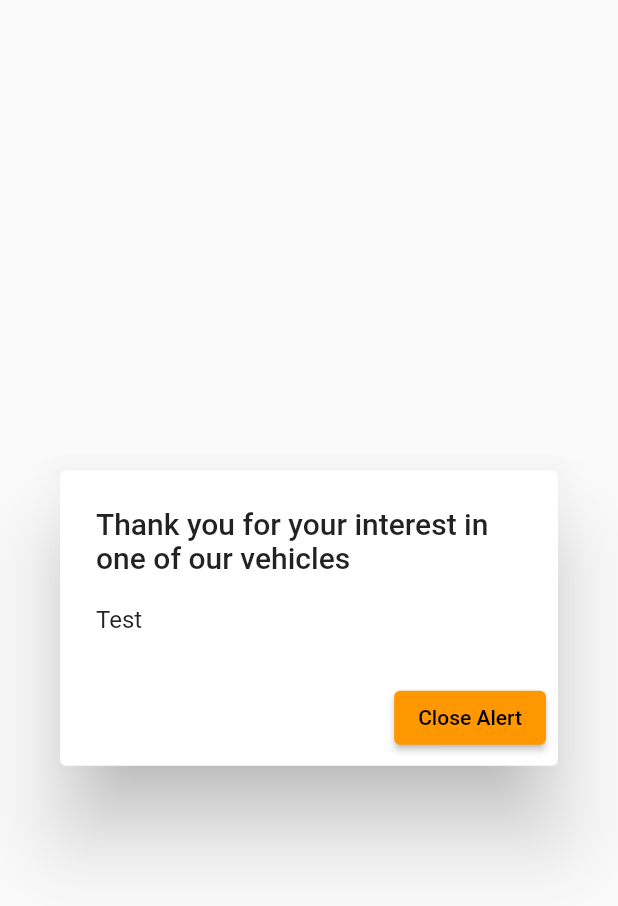
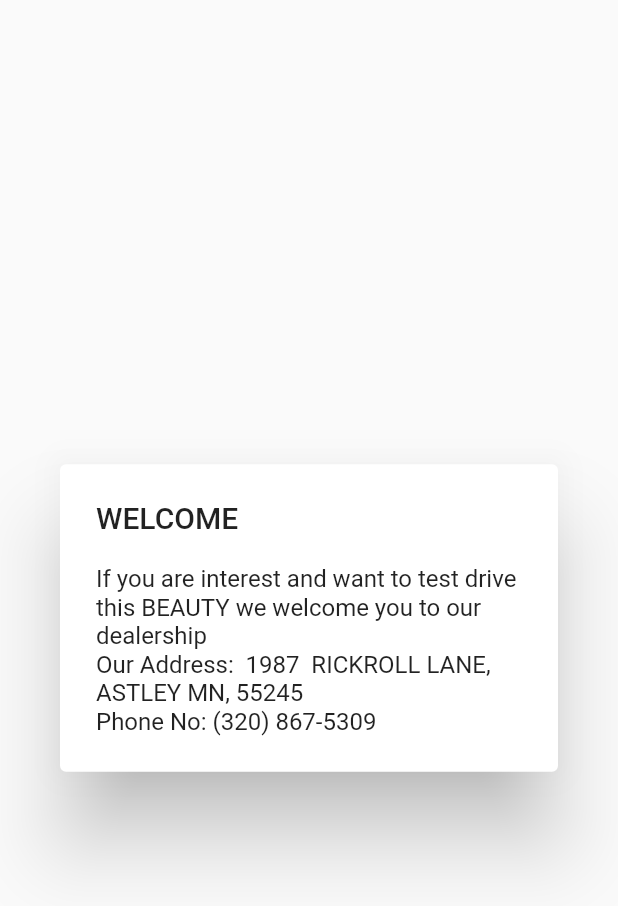
Before and after one commit to abdishakurAbdi/Group4_Final, a Flutter app: the Alert widget shown alone on an empty page, opened directly with empty values, on a phone screen of 412 x 824 dp. Shown: the top 906 px of the screen. Run offline on Flutter 3.47's test engine with Material 2 defaults, Android fonts, the light colour scheme and no system bars; our stand-ins replace dio, flutter_secure_storage; accounts and stored records are empty; network calls fail.

Commit message:
Floatin Buttons

```diff
--- a/final_project/lib/widgets/alert.dart
+++ b/final_project/lib/widgets/alert.dart
@@ -17,22 +17,17 @@ class _AlertState extends State<Alert> {
   @override
   Widget build(BuildContext context) {
     return AlertDialog(
-      title: Text("Thank you for your interest in one of our vehicles"),
-      content: Column(
-        crossAxisAlignment: CrossAxisAlignment.start,
-        mainAxisSize: MainAxisSize.min, //alert box centered
-        children: <Widget>[
-          Text("Test"),
-        ],
+      title: const Text("WELCOME"),
+      content: SingleChildScrollView(
+        child: ListBody(
+          children: <Widget>[
+            Text(
+                "If you are interest and want to test drive this BEAUTY we welcome you to our dealership "),
+            Text("Our Address:  1987  RICKROLL LANE, ASTLEY MN, 55245"),
+            Text("Phone No: (320) 867-5309")
+          ],
+        ),
       ),
-      actions: <Widget>[
-        ElevatedButton(
-          onPressed: () {
-            Navigator.of(context).pop(); //closes alert box
-          },
-          child: Text("Close Alert"),
-        ),
-      ],
     );
   }
 }
```
Also changed, not shown: final_project/lib/widgets/new_inventory.dart (+61 -17 lines), final_project/lib/widgets/used_inventory.dart (+54 -15 lines).
